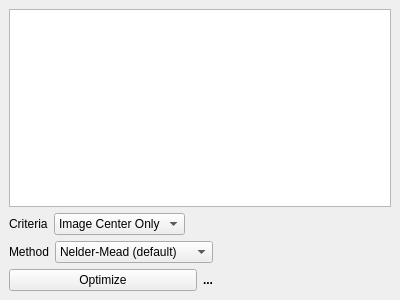
edeforas/Astree, file DockOptimizer.ui: the form before one commit.
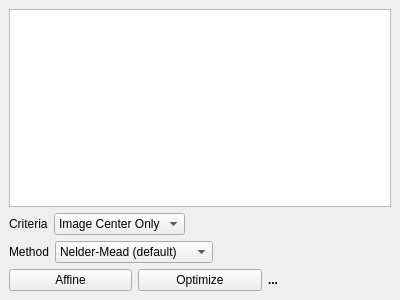
The form after the commit.

What changed in the file:
```diff
--- a/DockOptimizer.ui
+++ b/DockOptimizer.ui
@@ -78,6 +78,13 @@
     </item>
     <item row="5" column="0">
      <layout class="QHBoxLayout" name="horizontalLayout_2">
+      <item>
+       <widget class="QPushButton" name="pushButton_2">
+        <property name="text">
+         <string>Affine</string>
+        </property>
+       </widget>
+      </item>
       <item>
        <widget class="QPushButton" name="pushButton">
         <property name="text">
```
